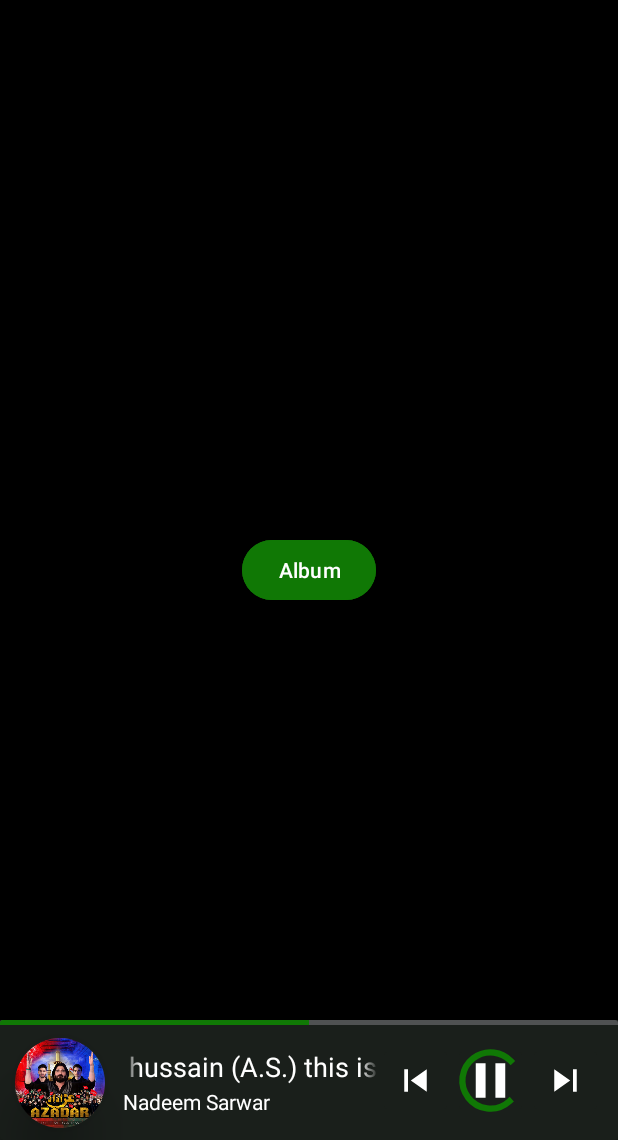
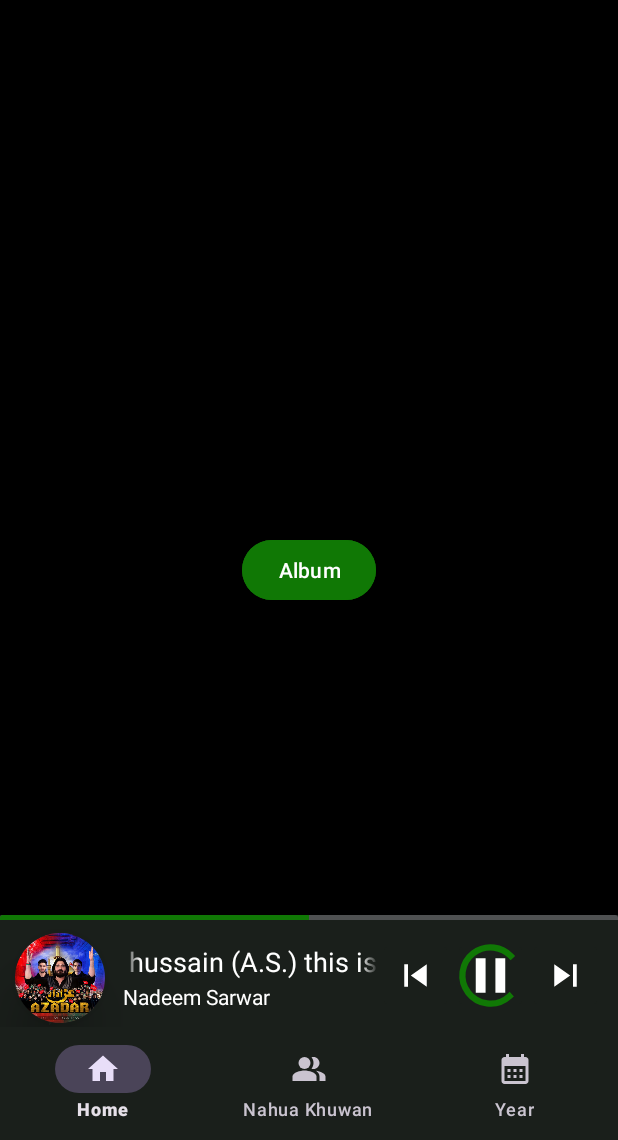
Before and after one commit to realmohdali/MatamNew, an Android app: the HomeActivity screen opened directly, with no data from a screen before it, on a phone screen of 412 x 824 dp, the part 96-1236 px from its top. Run offline under Robolectric (Android 15) with nearby library versions, the phone set to English and light mode, and no system bars.

Commit message:
Added Bottom Navigation bar in home activity

```diff
--- a/app/src/main/AndroidManifest.xml
+++ b/app/src/main/AndroidManifest.xml
@@ -17,6 +17,12 @@
         android:theme="@style/dark"
         tools:targetApi="31">
         <activity
+            android:name=".SignupActivity"
+            android:exported="false" />
+        <activity
+            android:name=".LoginActivity"
+            android:exported="false" />
+        <activity
             android:name=".AlbumActivity"
             android:exported="false" />
         <activity
--- a/app/src/main/java/com/matamapp/matam/HomeActivity.kt
+++ b/app/src/main/java/com/matamapp/matam/HomeActivity.kt
@@ -11,6 +11,7 @@ import android.widget.Toast
 import androidx.appcompat.app.AppCompatActivity
 import androidx.appcompat.widget.Toolbar
 import androidx.constraintlayout.widget.ConstraintLayout
+import com.google.android.material.bottomnavigation.BottomNavigationView
 import com.google.android.material.bottomsheet.BottomSheetBehavior
 import com.matamapp.matam.fragments.MediaPlayerFragment
 
@@ -19,18 +20,25 @@ class HomeActivity : AppCompatActivity() {
     private lateinit var sheetBehavior: BottomSheetBehavior<ConstraintLayout>
     private var bottomSheetFlag = false
     private lateinit var playerFragment: MediaPlayerFragment
+    private lateinit var bottomNavigationView: BottomNavigationView
+    private var scale = 0f
 
     override fun onCreate(savedInstanceState: Bundle?) {
         super.onCreate(savedInstanceState)
         setContentView(R.layout.activity_home)
+
+        scale = resources.displayMetrics.density
+
         val toolbar = findViewById<Toolbar>(R.id.toolbar)
         //toolbar.navigationIcon = ContextCompat.getDrawable(this, R.drawable.mini_app_icon)
         setSupportActionBar(toolbar)
 
+        bottomNavigationView = findViewById(R.id.bottomNavigationView)
+
         setPlayer()
 
         findViewById<Button>(R.id.albumBtton).setOnClickListener {
-            startActivity(Intent(this, AlbumActivity::class.java))
+            startActivity(Intent(this, LoginActivity::class.java))
         }
     }
 
@@ -40,6 +48,8 @@ class HomeActivity : AppCompatActivity() {
             .commitAllowingStateLoss()
 
         sheetBehavior = BottomSheetBehavior.from(findViewById(R.id.player))
+
+        sheetBehavior.peekHeight = (150 * scale + 0.5f).toInt()
 
         sheetBehavior.addBottomSheetCallback(object : BottomSheetBehavior.BottomSheetCallback() {
             override fun onStateChanged(bottomSheet: View, newState: Int) {
@@ -52,6 +62,7 @@ class HomeActivity : AppCompatActivity() {
                     BottomSheetBehavior.STATE_EXPANDED -> {
                         playerFragment.expanded()
                         bottomSheetFlag = true
+                        bottomNavigationView.visibility = View.GONE
                     }
                     BottomSheetBehavior.STATE_DRAGGING -> return
                     BottomSheetBehavior.STATE_SETTLING -> return
@@ -64,6 +75,8 @@ class HomeActivity : AppCompatActivity() {
                 // handle onSlide
                 val x = 1 - slideOffset
                 playerFragment.scroll(x)
+                bottomNavigationView.visibility = View.VISIBLE
+                bottomNavigationView.alpha = x
             }
         })
     }
--- /dev/null
+++ b/app/src/main/res/drawable/ic_baseline_calendar_month_24.xml
@@ -0,0 +1,5 @@
+<vector android:height="24dp" android:tint="#FFFFFF"
+    android:viewportHeight="24" android:viewportWidth="24"
+    android:width="24dp" xmlns:android="http://schemas.android.com/apk/res/android">
+    <path android:fillColor="@android:color/white" android:pathData="M19,4h-1V2h-2v2H8V2H6v2H5C3.89,4 3.01,4.9 3.01,6L3,20c0,1.1 0.89,2 2,2h14c1.1,0 2,-0.9 2,-2V6C21,4.9 20.1,4 19,4zM19,20H5V10h14V20zM9,14H7v-2h2V14zM13,14h-2v-2h2V14zM17,14h-2v-2h2V14zM9,18H7v-2h2V18zM13,18h-2v-2h2V18zM17,18h-2v-2h2V18z"/>
+</vector>
--- /dev/null
+++ b/app/src/main/res/drawable/ic_baseline_home_24.xml
@@ -0,0 +1,5 @@
+<vector android:height="24dp" android:tint="#FFFFFF"
+    android:viewportHeight="24" android:viewportWidth="24"
+    android:width="24dp" xmlns:android="http://schemas.android.com/apk/res/android">
+    <path android:fillColor="@android:color/white" android:pathData="M10,20v-6h4v6h5v-8h3L12,3 2,12h3v8z"/>
+</vector>
--- /dev/null
+++ b/app/src/main/res/drawable/ic_baseline_people_alt_24.xml
@@ -0,0 +1,12 @@
+<vector android:height="24dp" android:tint="#FFFFFF"
+    android:viewportHeight="24" android:viewportWidth="24"
+    android:width="24dp" xmlns:android="http://schemas.android.com/apk/res/android">
+    <path android:fillColor="@android:color/white"
+        android:fillType="evenOdd" android:pathData="M16.67,13.13C18.04,14.06 19,15.32 19,17v3h4v-3C23,14.82 19.43,13.53 16.67,13.13z"/>
+    <path android:fillColor="@android:color/white"
+        android:fillType="evenOdd" android:pathData="M9,8m-4,0a4,4 0,1 1,8 0a4,4 0,1 1,-8 0"/>
+    <path android:fillColor="@android:color/white"
+        android:fillType="evenOdd" android:pathData="M15,12c2.21,0 4,-1.79 4,-4c0,-2.21 -1.79,-4 -4,-4c-0.47,0 -0.91,0.1 -1.33,0.24C14.5,5.27 15,6.58 15,8s-0.5,2.73 -1.33,3.76C14.09,11.9 14.53,12 15,12z"/>
+    <path android:fillColor="@android:color/white"
+        android:fillType="evenOdd" android:pathData="M9,13c-2.67,0 -8,1.34 -8,4v3h16v-3C17,14.34 11.67,13 9,13z"/>
+</vector>
--- a/app/src/main/res/layout/activity_home.xml
+++ b/app/src/main/res/layout/activity_home.xml
@@ -1,11 +1,17 @@
 <?xml version="1.0" encoding="utf-8"?>
-<androidx.coordinatorlayout.widget.CoordinatorLayout xmlns:android="http://schemas.android.com/apk/res/android"
+<androidx.constraintlayout.widget.ConstraintLayout xmlns:android="http://schemas.android.com/apk/res/android"
     xmlns:app="http://schemas.android.com/apk/res-auto"
     xmlns:tools="http://schemas.android.com/tools"
     android:layout_width="match_parent"
     android:layout_height="match_parent"
     android:background="@color/black"
     tools:context=".HomeActivity">
+
+    <androidx.coordinatorlayout.widget.CoordinatorLayout
+        android:layout_width="match_parent"
+        android:layout_height="0dp"
+        app:layout_constraintBottom_toBottomOf="parent"
+        app:layout_constraintTop_toTopOf="parent">
 
         <androidx.constraintlayout.widget.ConstraintLayout
             android:id="@+id/constraintLayout"
@@ -37,5 +43,15 @@
         </androidx.constraintlayout.widget.ConstraintLayout>
 
         <include layout="@layout/player" />
+    </androidx.coordinatorlayout.widget.CoordinatorLayout>
 
-</androidx.coordinatorlayout.widget.CoordinatorLayout>
+    <com.google.android.material.bottomnavigation.BottomNavigationView
+        android:background="@color/primary"
+
+        android:id="@+id/bottomNavigationView"
+        android:layout_width="match_parent"
+        android:layout_height="75dp"
+        app:layout_constraintBottom_toBottomOf="parent"
+        app:menu="@menu/bottom_navigation" />
+
+</androidx.constraintlayout.widget.ConstraintLayout>
--- /dev/null
+++ b/app/src/main/res/menu/bottom_navigation.xml
@@ -0,0 +1,17 @@
+<?xml version="1.0" encoding="utf-8"?>
+<menu xmlns:android="http://schemas.android.com/apk/res/android">
+    <item
+        android:id="@+id/navigation_home"
+        android:icon="@drawable/ic_baseline_home_24"
+        android:title="Home" />
+
+    <item
+        android:id="@+id/navigation_Nauha_Khuwan"
+        android:icon="@drawable/ic_baseline_people_alt_24"
+        android:title="Nahua Khuwan" />
+
+    <item
+        android:id="@+id/navigation_year"
+        android:icon="@drawable/ic_baseline_calendar_month_24"
+        android:title="Year" />
+</menu>
```
Also changed, not shown: app/src/main/java/com/matamapp/matam/LoginActivity.kt (added, +66 -0 lines), app/src/main/java/com/matamapp/matam/SignupActivity.kt (added, +63 -0 lines), app/src/main/res/layout/activity_login.xml (added, +98 -0 lines), app/src/main/res/layout/activity_signup.xml (added, +113 -0 lines). Lines whose indentation alone changed are shown as unchanged.
